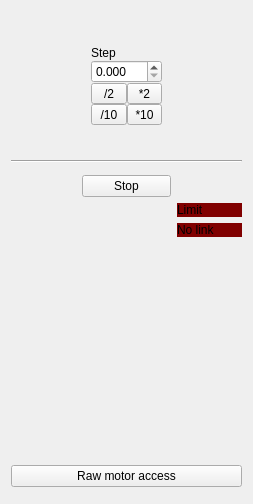
This is share/imblSlits/slits.ui in AustralianSynchrotron/imblSlits as Qt 5 draws it before an edit. The edited form follows.
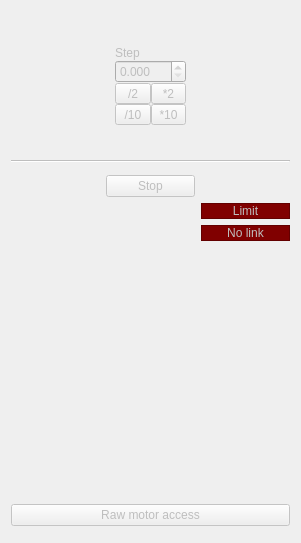
This is the edited form. Custom widgets are drawn as their Qt base class.

Patch:
```diff
--- a/share/imblSlits/slits.ui
+++ b/share/imblSlits/slits.ui
@@ -2,12 +2,15 @@
 <ui version="4.0">
  <class>Form</class>
  <widget class="QWidget" name="Form">
+  <property name="enabled">
+   <bool>false</bool>
+  </property>
   <property name="geometry">
    <rect>
     <x>0</x>
     <y>0</y>
-    <width>253</width>
-    <height>504</height>
+    <width>301</width>
+    <height>543</height>
    </rect>
   </property>
   <property name="windowTitle">
@@ -226,22 +229,52 @@
     <layout class="QVBoxLayout" name="verticalLayout_2">
      <item>
       <widget class="QLabel" name="limitW">
+       <property name="sizePolicy">
+        <sizepolicy hsizetype="Preferred" vsizetype="Fixed">
+         <horstretch>0</horstretch>
+         <verstretch>0</verstretch>
+        </sizepolicy>
+       </property>
        <property name="styleSheet">
         <string notr="true">background-color: rgb(128, 0, 0);</string>
        </property>
+       <property name="frameShape">
+        <enum>QFrame::StyledPanel</enum>
+       </property>
+       <property name="frameShadow">
+        <enum>QFrame::Raised</enum>
+       </property>
        <property name="text">
         <string>Limit</string>
        </property>
+       <property name="alignment">
+        <set>Qt::AlignCenter</set>
+       </property>
       </widget>
      </item>
      <item>
       <widget class="QLabel" name="linkW">
+       <property name="sizePolicy">
+        <sizepolicy hsizetype="Preferred" vsizetype="Fixed">
+         <horstretch>0</horstretch>
+         <verstretch>0</verstretch>
+        </sizepolicy>
+       </property>
        <property name="styleSheet">
         <string notr="true">background-color: rgb(128, 0, 0);</string>
        </property>
+       <property name="frameShape">
+        <enum>QFrame::StyledPanel</enum>
+       </property>
+       <property name="frameShadow">
+        <enum>QFrame::Raised</enum>
+       </property>
        <property name="text">
         <string>No link</string>
        </property>
+       <property name="alignment">
+        <set>Qt::AlignCenter</set>
+       </property>
       </widget>
      </item>
     </layout>
@@ -297,6 +330,15 @@
    <header location="global">slits.h</header>
    <container>1</container>
   </customwidget>
+  <customwidget>
+   <class>QMDoubleSpinBox</class>
+   <extends>QDoubleSpinBox</extends>
+   <header location="global">qtpvwidgets.h</header>
+   <slots>
+    <signal>valueEdited(double)</signal>
+    <signal>escaped()</signal>
+   </slots>
+  </customwidget>
  </customwidgets>
  <resources/>
  <connections/>
```
Left out of the diff: 2 changed lines with no effect on the pictures.
